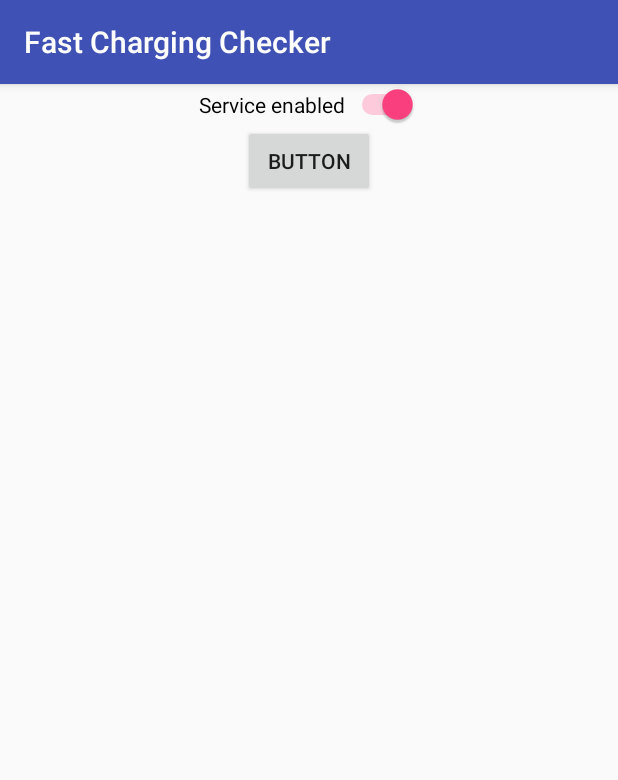
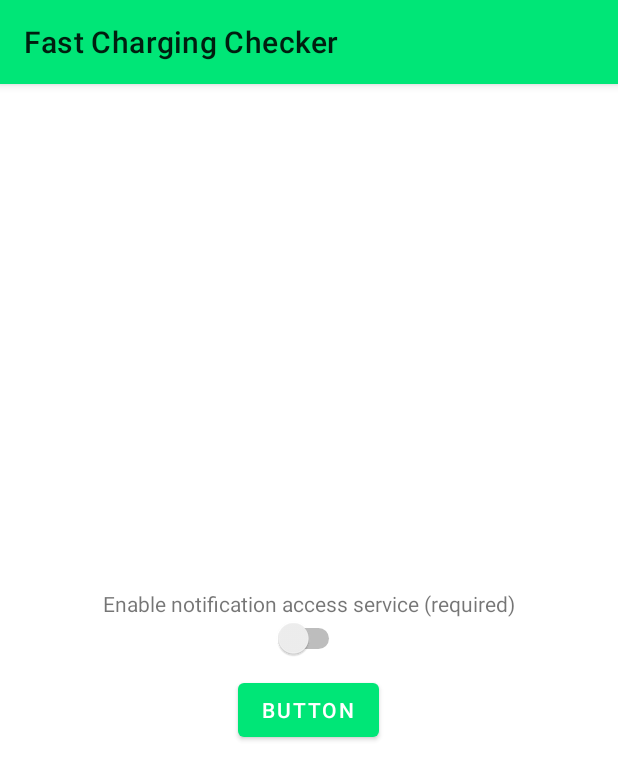
Before and after one commit to milanify/Android-Fast-Charging-Checker, an Android app: the screen it shows after launch (MainActivity), on a phone screen of 412 x 824 dp. Shown: the top 780 px of the screen. Run offline under Robolectric (Android 15) with nearby library versions, the phone set to English and light mode, and no system bars.

Commit message:
Add material design components

```diff
--- a/app/src/main/AndroidManifest.xml
+++ b/app/src/main/AndroidManifest.xml
@@ -1,5 +1,6 @@
 <?xml version="1.0" encoding="utf-8"?>
 <manifest xmlns:android="http://schemas.android.com/apk/res/android"
+    xmlns:tools="http://schemas.android.com/tools"
     package="me.milanisaweso.fastchargingchecker">
 
     <uses-permission android:name="android.permission.RECEIVE_BOOT_COMPLETED" />
--- a/app/src/main/res/layout/activity_main.xml
+++ b/app/src/main/res/layout/activity_main.xml
@@ -4,23 +4,35 @@
     xmlns:tools="http://schemas.android.com/tools"
     android:layout_width="match_parent"
     android:layout_height="match_parent"
-    android:gravity="center_horizontal"
+    android:gravity="center"
     android:orientation="vertical"
     tools:context=".MainActivity">
 
-    <Switch
-        android:id="@+id/main_switch"
+    <LinearLayout
+        android:layout_width="match_parent"
+        android:orientation="vertical"
+        android:paddingTop="10dp"
+        android:paddingBottom="10dp"
+        android:gravity="center"
+        android:layout_height="wrap_content">
+        <TextView
+            android:layout_width="wrap_content"
+            android:layout_height="wrap_content"
+            android:text="@string/switch_off" />
+        <Switch
+            android:id="@+id/main_switch"
+            android:layout_width="wrap_content"
+            android:layout_height="wrap_content" />
+    </LinearLayout>
+
+
+    <com.google.android.material.button.MaterialButton
+        android:id="@+id/material_button"
         android:layout_width="wrap_content"
         android:layout_height="wrap_content"
-        android:checked="true"
-        android:text="@string/switch_on"
-        tools:checked="true" />
+        android:onClick="onClickBtn"
+        android:text="Button"/>
 
-    <Button
-        android:id="@+id/button"
-        android:layout_width="wrap_content"
-        android:layout_height="wrap_content"
-        android:text="Button"
-        android:onClick="onClickBtn" />/>
+
 
 </LinearLayout>
--- a/app/src/main/res/values/colors.xml
+++ b/app/src/main/res/values/colors.xml
@@ -1,6 +1,6 @@
 <?xml version="1.0" encoding="utf-8"?>
 <resources>
-    <color name="colorPrimary">#3F51B5</color>
-    <color name="colorPrimaryDark">#303F9F</color>
+    <color name="colorPrimary">#00E677</color>
+    <color name="colorPrimaryDark">#3C3C3C</color>
     <color name="colorAccent">#FF4081</color>
 </resources>
--- a/app/src/main/res/values/strings.xml
+++ b/app/src/main/res/values/strings.xml
@@ -1,5 +1,5 @@
 <resources>
     <string name="app_name">Fast Charging Checker</string>
     <string name="switch_on">Service enabled</string>
-    <string name="switch_off">Service disabled</string>
+    <string name="switch_off">Enable notification access service (required)</string>
 </resources>
--- a/app/src/main/res/values/styles.xml
+++ b/app/src/main/res/values/styles.xml
@@ -1,7 +1,7 @@
 <resources>
 
     <!-- Base application theme. -->
-    <style name="AppTheme" parent="Theme.AppCompat.Light.DarkActionBar">
+    <style name="AppTheme" parent="Theme.MaterialComponents.Light">
         <!-- Customize your theme here. -->
         <item name="colorPrimary">@color/colorPrimary</item>
         <item name="colorPrimaryDark">@color/colorPrimaryDark</item>
--- a/gradle.properties
+++ b/gradle.properties
@@ -6,6 +6,8 @@
 # http://www.gradle.org/docs/current/userguide/build_environment.html
 # Specifies the JVM arguments used for the daemon process.
 # The setting is particularly useful for tweaking memory settings.
+android.enableJetifier=true
+android.useAndroidX=true
 org.gradle.jvmargs=-Xmx1536m
 # When configured, Gradle will run in incubating parallel mode.
 # This option should only be used with decoupled projects. More details, visit
```
Also changed, not shown: app/build.gradle (+8 -7 lines), app/src/main/java/me/milanisaweso/fastchargingchecker/MainActivity.java (+2 -10 lines), app/src/main/java/me/milanisaweso/fastchargingchecker/NotificationService.java (+6 -3 lines), 1 other file.
